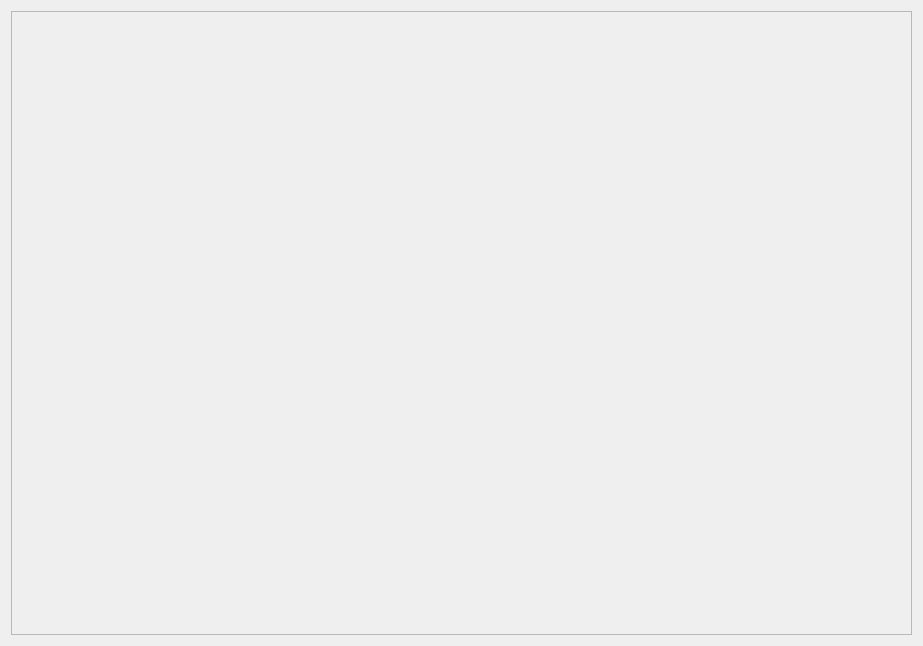
First picture: the form in src/gui/worksheet.ui, repository SpoodyTheOne/OpenBirch, before the edit.
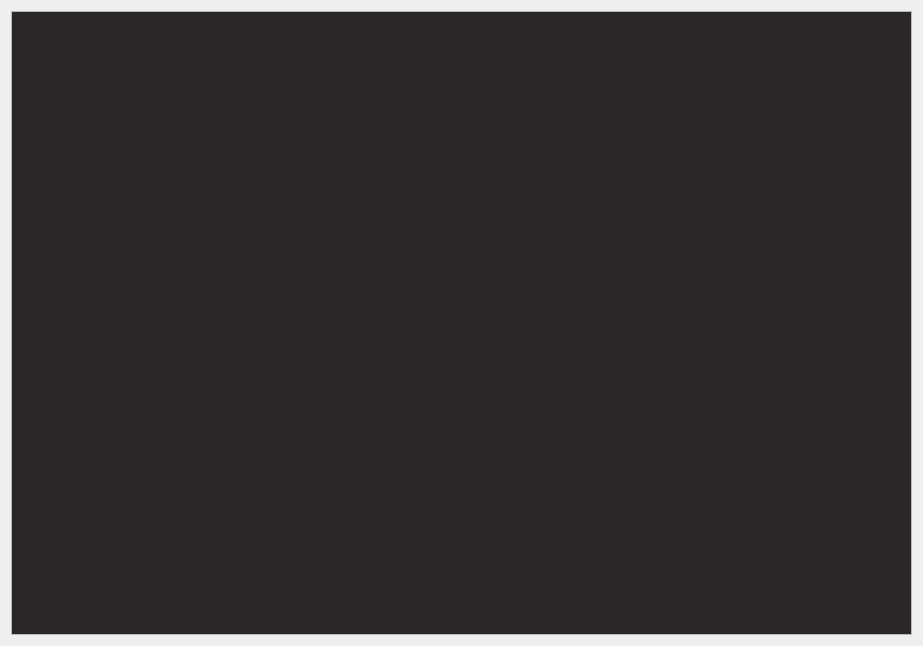
Second picture: the form after the edit.

```diff
--- a/src/gui/worksheet.ui
+++ b/src/gui/worksheet.ui
@@ -14,6 +14,9 @@
    <string>Form</string>
   </property>
   <layout class="QHBoxLayout" name="horizontalLayout">
+   <property name="spacing">
+    <number>0</number>
+   </property>
    <item>
     <widget class="QScrollArea" name="scrollArea">
      <property name="widgetResizable">
@@ -24,8 +27,8 @@
        <rect>
         <x>0</x>
         <y>0</y>
-        <width>895</width>
-        <height>618</height>
+        <width>903</width>
+        <height>626</height>
        </rect>
       </property>
       <property name="sizePolicy">
@@ -34,9 +37,20 @@
         <verstretch>0</verstretch>
        </sizepolicy>
       </property>
+      <property name="styleSheet">
+       <string notr="true">QWidget {
+	background-color: #292727;
+}</string>
+      </property>
       <layout class="QVBoxLayout" name="verticalLayout_2">
+       <property name="spacing">
+        <number>0</number>
+       </property>
        <item>
         <layout class="QVBoxLayout" name="MainContentWindow">
+         <property name="spacing">
+          <number>0</number>
+         </property>
          <item>
           <spacer name="verticalSpacer">
            <property name="orientation">
```
